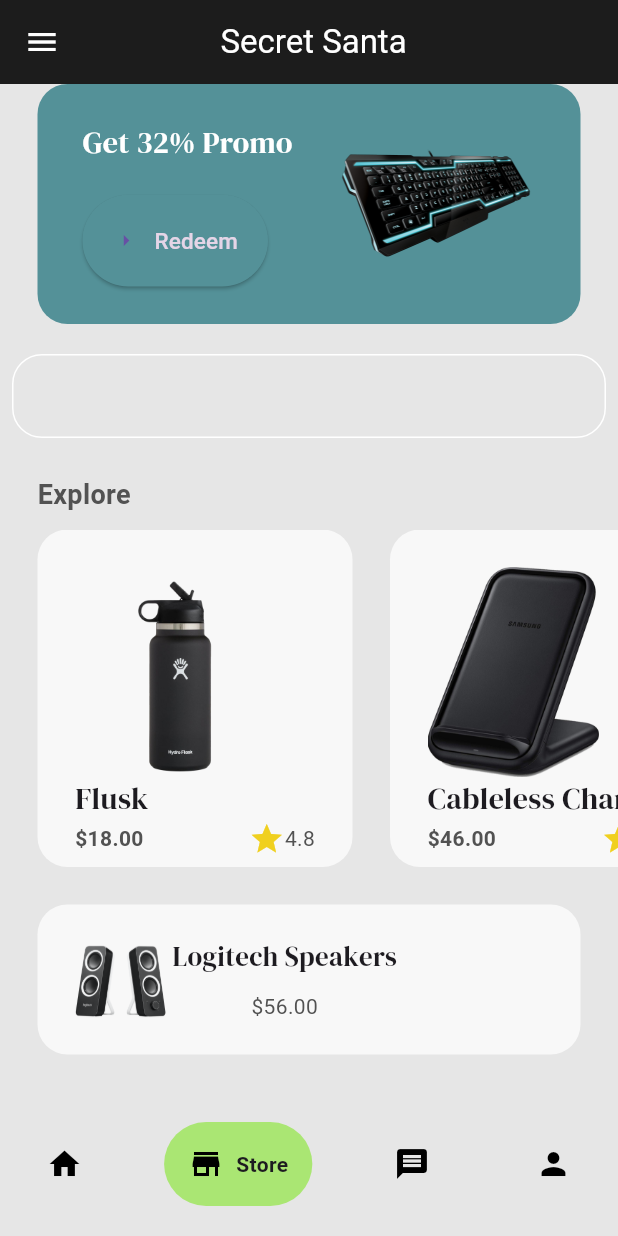
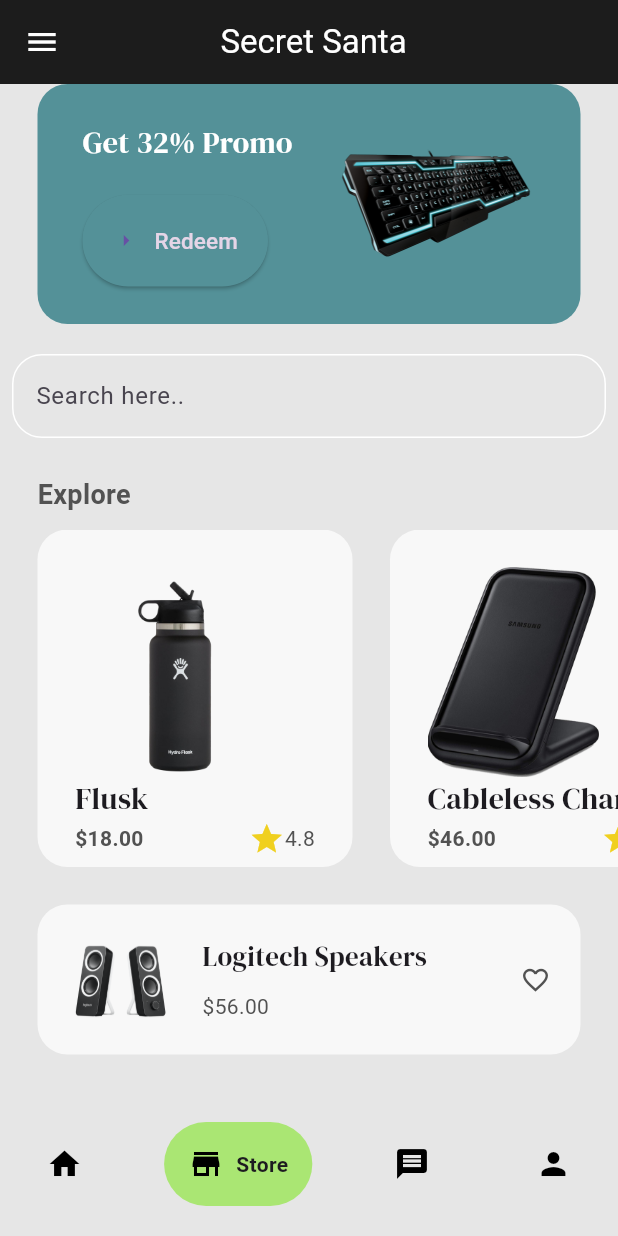
Before and after one commit to MatthewC00273575/secret-santa, a Flutter app: the screen it shows once a user with an empty profile is signed in, item 2 of the bottom bar chosen, on a phone screen of 412 x 824 dp. Run offline on Flutter 3.47's test engine with Material 3 defaults, Android fonts, the phone set to English and light mode, and no system bars; drawn by our look-alikes of google_nav_bar; our stand-ins replace cloud_firestore, firebase_auth, firebase_core, firebase_database, google_fonts; accounts and stored records are empty.

```diff
--- a/lib/components/items_tile.dart
+++ b/lib/components/items_tile.dart
@@ -21,6 +21,7 @@
       padding: const EdgeInsets.all(25),
       child: Column(
         crossAxisAlignment: CrossAxisAlignment.start,
+        mainAxisAlignment: MainAxisAlignment.spaceEvenly,
         children: [
           // image
           Image.asset(
--- a/lib/pages/store_page.dart
+++ b/lib/pages/store_page.dart
@@ -147,7 +147,7 @@
                       borderSide: BorderSide(color: Colors.white),
                       borderRadius: BorderRadius.circular(20),
                     ),
-                ),
+                    hintText: "Search here.."),
               ),
             ),
 
@@ -189,15 +189,21 @@
               margin: const EdgeInsets.only(left: 25, right: 25, bottom: 25),
               padding: const EdgeInsets.all(20),
               child: Row(
+                mainAxisAlignment: MainAxisAlignment.spaceBetween,
                 children: [
                   // image
+                  Row(
+                    children: [
                       Image.asset(
                         'lib/images/speakers.png',
                         height: 60,
                       ),
 
+                      const SizedBox(width: 20),
+
                       // name and price
                       Column(
+                        crossAxisAlignment: CrossAxisAlignment.start,
                         children: [
                           // name
                           Text(
@@ -213,6 +219,15 @@
                             style: TextStyle(color: darkGrey),
                           )
                         ],
+                      ),
+                    ],
+                  ),
+
+                  // heart
+                  Icon(
+                    Icons.favorite_outline,
+                    color: darkGrey,
+                    size: 20,
                   )
                 ],
               ),
```
Lines whose indentation alone changed are shown as unchanged.
